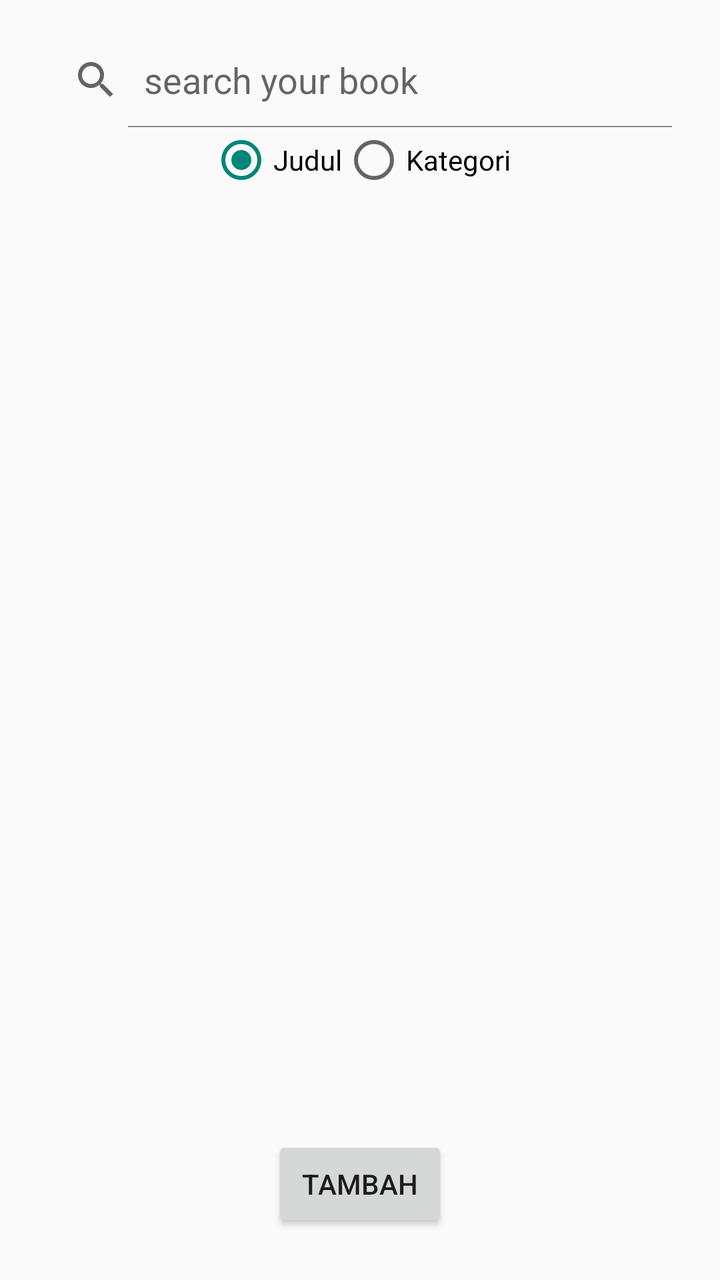
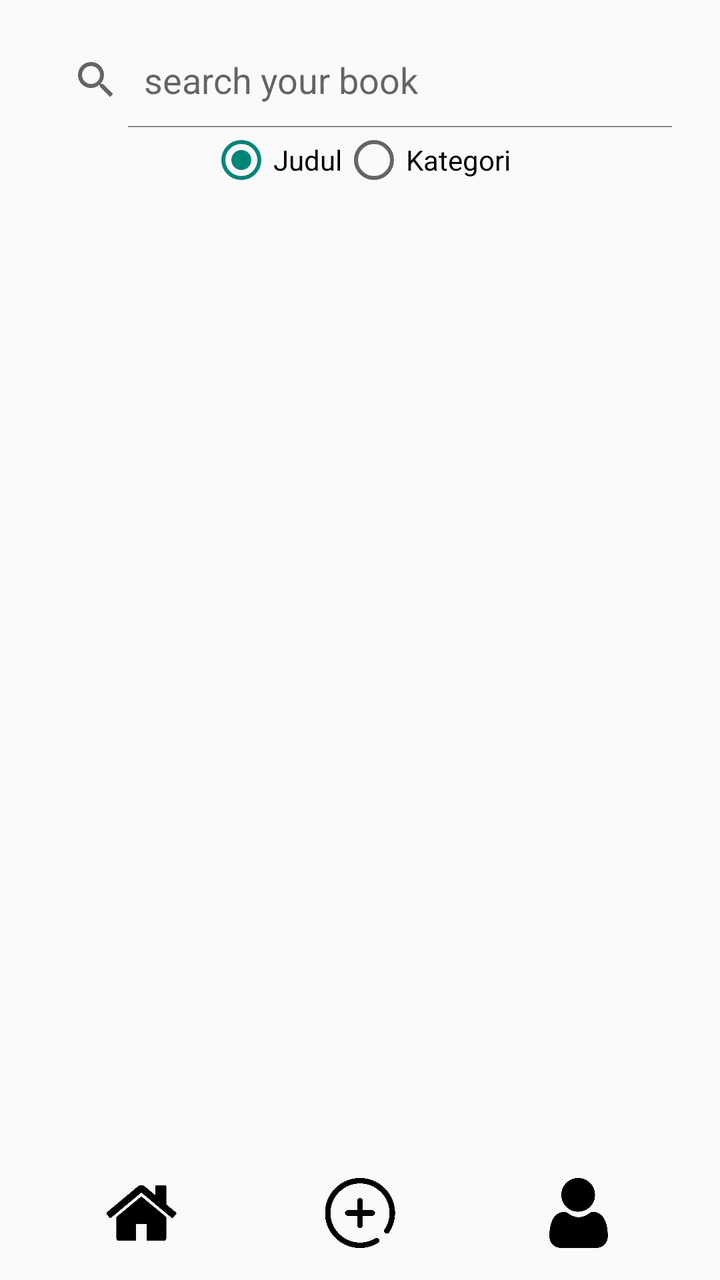

Screens rendered from an Android XML layout before and after an edit, with the pre-edit source and the edit as a unified diff.
<!-- AndroidManifest.xml: application theme Theme.Perpustakaan -->
<!-- res/layout/activity_menu_user.xml -->
<?xml version="1.0" encoding="utf-8"?>
<androidx.constraintlayout.widget.ConstraintLayout xmlns:android="http://schemas.android.com/apk/res/android"
    xmlns:app="http://schemas.android.com/apk/res-auto"
    xmlns:tools="http://schemas.android.com/tools"
    android:layout_width="match_parent"
    android:layout_height="match_parent"
    android:padding="16dp"
    tools:context=".View.MenuUser">

    <androidx.recyclerview.widget.RecyclerView
        android:id="@+id/rvBuku"
        android:layout_width="match_parent"
        android:layout_height="0dp"
        app:layout_constraintBottom_toTopOf="@+id/buttonSave"
        app:layout_constraintEnd_toEndOf="parent"
        app:layout_constraintStart_toStartOf="parent"
        app:layout_constraintTop_toBottomOf="@+id/radioGroup"
        tools:listitem="@layout/item_buku" />

    <Button
        android:id="@+id/buttonSave"
        android:layout_width="wrap_content"
        android:layout_height="wrap_content"
        android:layout_marginBottom="8dp"
        android:text="Tambah"
        app:layout_constraintBottom_toBottomOf="parent"
        app:layout_constraintEnd_toEndOf="parent"
        app:layout_constraintStart_toStartOf="parent" />

    <SearchView
        android:id="@+id/searchViewBuku"
        android:layout_width="match_parent"
        android:layout_height="wrap_content"
        android:iconifiedByDefault="false"
        android:queryHint="search your book"
        app:layout_constraintEnd_toEndOf="parent"
        app:layout_constraintStart_toStartOf="parent"
        app:layout_constraintTop_toTopOf="parent" />

    <RadioGroup
        android:id="@+id/radioGroup"
        android:layout_width="wrap_content"
        android:layout_height="wrap_content"
        android:orientation="horizontal"
        app:layout_constraintEnd_toEndOf="@+id/searchViewBuku"
        app:layout_constraintStart_toStartOf="@+id/searchViewBuku"
        app:layout_constraintTop_toBottomOf="@+id/searchViewBuku">

        <RadioButton
            android:id="@+id/radioButtonJudul"
            android:layout_width="wrap_content"
            android:layout_height="wrap_content"
            android:layout_weight="1"
            android:checked="true"
            android:text="Judul" />

        <RadioButton
            android:id="@+id/radioButtonKategori"
            android:layout_width="wrap_content"
            android:layout_height="wrap_content"
            android:layout_weight="1"
            android:text="Kategori" />
    </RadioGroup>

</androidx.constraintlayout.widget.ConstraintLayout>
<!-- res/layout/item_buku.xml (included above) -->
<?xml version="1.0" encoding="utf-8"?>
<androidx.constraintlayout.widget.ConstraintLayout xmlns:android="http://schemas.android.com/apk/res/android"
    xmlns:app="http://schemas.android.com/apk/res-auto"
    xmlns:tools="http://schemas.android.com/tools"
    android:id="@+id/cvData"
    android:layout_width="match_parent"
    android:layout_height="wrap_content"
    android:padding="8dp">

    <TextView
        android:id="@+id/textViewIdBuku"
        android:layout_width="wrap_content"
        android:layout_height="wrap_content"
        android:layout_marginStart="8dp"
        android:text="TextViewIdBuku"
        app:layout_constraintStart_toEndOf="@+id/imageView2"
        app:layout_constraintTop_toTopOf="parent" />

    <TextView
        android:id="@+id/textViewIdUser"
        android:layout_width="wrap_content"
        android:layout_height="wrap_content"
        android:layout_marginStart="8dp"
        android:text="TextViewIdUser"
        android:visibility="gone"
        app:layout_constraintStart_toEndOf="@+id/textViewIdBuku"
        app:layout_constraintTop_toTopOf="@+id/textViewIdBuku" />

    <TextView
        android:id="@+id/textViewNamaKategori"
        android:layout_width="wrap_content"
        android:layout_height="wrap_content"
        android:layout_marginTop="8dp"
        android:text="TextViewJudul"
        app:layout_constraintStart_toStartOf="@+id/textViewIdBuku"
        app:layout_constraintTop_toBottomOf="@+id/textViewIdBuku" />

    <TextView
        android:id="@+id/TextViewTahunTerbit"
        android:layout_width="wrap_content"
        android:layout_height="wrap_content"
        android:layout_marginTop="8dp"
        android:text="TextView"
        android:visibility="gone"
        app:layout_constraintStart_toStartOf="@+id/textViewPenerbit"
        app:layout_constraintTop_toBottomOf="@+id/textViewPenerbit" />

    <TextView
        android:id="@+id/textViewPenulis"
        android:layout_width="wrap_content"
        android:layout_height="wrap_content"
        android:layout_marginTop="8dp"
        android:text="TextView"
        android:visibility="gone"
        app:layout_constraintStart_toStartOf="@+id/textViewNamaKategori"
        app:layout_constraintTop_toBottomOf="@+id/textViewNamaKategori" />

    <TextView
        android:id="@+id/textViewPenerbit"
        android:layout_width="wrap_content"
        android:layout_height="wrap_content"
        android:layout_marginTop="8dp"
        android:text="TextView"
        android:visibility="gone"
        app:layout_constraintStart_toStartOf="@+id/textViewPenulis"
        app:layout_constraintTop_toBottomOf="@+id/textViewPenulis" />

    <ImageView
        android:id="@+id/imageView2"
        android:layout_width="30dp"
        android:layout_height="30dp"
        app:layout_constraintStart_toStartOf="parent"
        app:layout_constraintTop_toTopOf="parent"
        app:srcCompat="@drawable/book" />

    <ImageView
        android:id="@+id/imageViewRemove"
        android:layout_width="30dp"
        android:layout_height="30dp"
        android:layout_marginEnd="8dp"
        app:layout_constraintBottom_toBottomOf="parent"
        app:layout_constraintEnd_toEndOf="parent"
        app:layout_constraintTop_toTopOf="parent"
        app:srcCompat="@drawable/remove" />

    <ImageView
        android:id="@+id/imageViewBorrow"
        android:layout_width="30dp"
        android:layout_height="30dp"
        android:layout_marginEnd="16dp"
        app:layout_constraintBottom_toBottomOf="parent"
        app:layout_constraintEnd_toStartOf="@+id/imageViewRemove"
        app:layout_constraintTop_toTopOf="parent"
        app:srcCompat="@drawable/borrow" />

</androidx.constraintlayout.widget.ConstraintLayout>
<!-- resources referenced by this layout -->
<resources>
  <!-- drawable book: png bitmap (drawable, 10924 bytes) -->
  <!-- drawable borrow: png bitmap (drawable, 7770 bytes) -->
  <!-- drawable remove: png bitmap (drawable, 10281 bytes) -->
  <style name="Theme.Perpustakaan" parent="Base.Theme.Perpustakaan" />
  <style name="Base.Theme.Perpustakaan" parent="Theme.AppCompat.Light.DarkActionBar">
          
          
      </style>
</resources>

<!-- the commit's change to res/layout/activity_menu_user.xml (unified diff, before → after) -->
@@ -11,21 +11,11 @@
         android:id="@+id/rvBuku"
         android:layout_width="match_parent"
         android:layout_height="0dp"
-        app:layout_constraintBottom_toTopOf="@+id/buttonSave"
+        app:layout_constraintBottom_toTopOf="@+id/linearLayout"
         app:layout_constraintEnd_toEndOf="parent"
         app:layout_constraintStart_toStartOf="parent"
         app:layout_constraintTop_toBottomOf="@+id/radioGroup"
         tools:listitem="@layout/item_buku" />
-
-    <Button
-        android:id="@+id/buttonSave"
-        android:layout_width="wrap_content"
-        android:layout_height="wrap_content"
-        android:layout_marginBottom="8dp"
-        android:text="Tambah"
-        app:layout_constraintBottom_toBottomOf="parent"
-        app:layout_constraintEnd_toEndOf="parent"
-        app:layout_constraintStart_toStartOf="parent" />
 
     <SearchView
         android:id="@+id/searchViewBuku"
@@ -62,6 +52,38 @@
             android:text="Kategori" />
     </RadioGroup>
 
+    <LinearLayout
+        android:id="@+id/linearLayout"
+        android:layout_width="match_parent"
+        android:layout_height="wrap_content"
+        android:background="#00FF0000"
+        android:orientation="horizontal"
+        app:layout_constraintBottom_toBottomOf="parent"
+        app:layout_constraintEnd_toEndOf="parent"
+        app:layout_constraintStart_toStartOf="parent">
+
+        <ImageView
+            android:id="@+id/imageViewHome"
+            android:layout_width="35dp"
+            android:layout_height="35dp"
+            android:layout_weight="1"
+            android:src="@drawable/home" />
+
+        <ImageView
+            android:id="@+id/imageViewAdd"
+            android:layout_width="35dp"
+            android:layout_height="35dp"
+            android:layout_weight="1"
+            android:src="@drawable/plus" />
+
+        <ImageView
+            android:id="@+id/imageViewProfile"
+            android:layout_width="35dp"
+            android:layout_height="35dp"
+            android:layout_weight="1"
+            android:src="@drawable/user" />
+    </LinearLayout>
+
 </androidx.constraintlayout.widget.ConstraintLayout>
 <!-- res/layout/item_buku.xml (included above) -->
 <?xml version="1.0" encoding="utf-8"?>
@@ -93,7 +115,7 @@
         app:layout_constraintTop_toTopOf="@+id/textViewIdBuku" />
 
     <TextView
-        android:id="@+id/textViewNamaKategori"
+        android:id="@+id/textViewJudul"
         android:layout_width="wrap_content"
         android:layout_height="wrap_content"
         android:layout_marginTop="8dp"
@@ -102,14 +124,23 @@
         app:layout_constraintTop_toBottomOf="@+id/textViewIdBuku" />
 
     <TextView
+        android:id="@+id/textView"
+        android:layout_width="wrap_content"
+        android:layout_height="wrap_content"
+        android:layout_marginTop="8dp"
+        android:text="TextViewKategori"
+        app:layout_constraintStart_toStartOf="@+id/textViewJudul"
+        app:layout_constraintTop_toBottomOf="@+id/textViewJudul" />
+
+    <TextView
         android:id="@+id/TextViewTahunTerbit"
         android:layout_width="wrap_content"
         android:layout_height="wrap_content"
         android:layout_marginTop="8dp"
         android:text="TextView"
         android:visibility="gone"
-        app:layout_constraintStart_toStartOf="@+id/textViewPenerbit"
-        app:layout_constraintTop_toBottomOf="@+id/textViewPenerbit" />
+        app:layout_constraintStart_toStartOf="@+id/textView"
+        app:layout_constraintTop_toBottomOf="@+id/textView" />
 
     <TextView
         android:id="@+id/textViewPenulis"
@@ -118,8 +149,8 @@
         android:layout_marginTop="8dp"
         android:text="TextView"
         android:visibility="gone"
-        app:layout_constraintStart_toStartOf="@+id/textViewNamaKategori"
-        app:layout_constraintTop_toBottomOf="@+id/textViewNamaKategori" />
+        app:layout_constraintStart_toStartOf="@+id/textViewJudul"
+        app:layout_constraintTop_toBottomOf="@+id/textViewJudul" />
 
     <TextView
         android:id="@+id/textViewPenerbit"
<!-- resource entries referenced after the edit -->
@@ -2,7 +2,10 @@
 <resources>
   <!-- drawable book: png bitmap (drawable, 10924 bytes) -->
   <!-- drawable borrow: png bitmap (drawable, 7770 bytes) -->
+  <!-- drawable home: png bitmap (drawable, 6259 bytes) -->
+  <!-- drawable plus: png bitmap (drawable, 15108 bytes) -->
   <!-- drawable remove: png bitmap (drawable, 10281 bytes) -->
+  <!-- drawable user: png bitmap (drawable, 11096 bytes) -->
   <style name="Theme.Perpustakaan" parent="Base.Theme.Perpustakaan" />
   <style name="Base.Theme.Perpustakaan" parent="Theme.AppCompat.Light.DarkActionBar">
           
